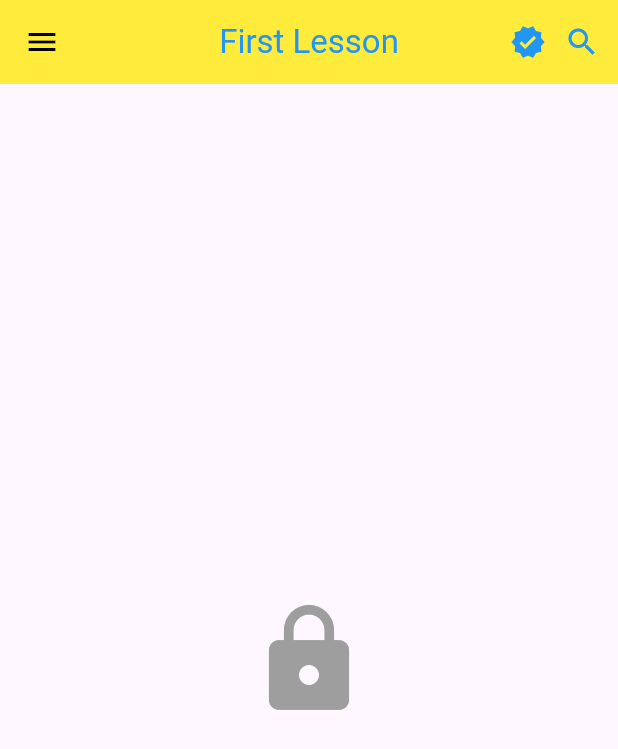
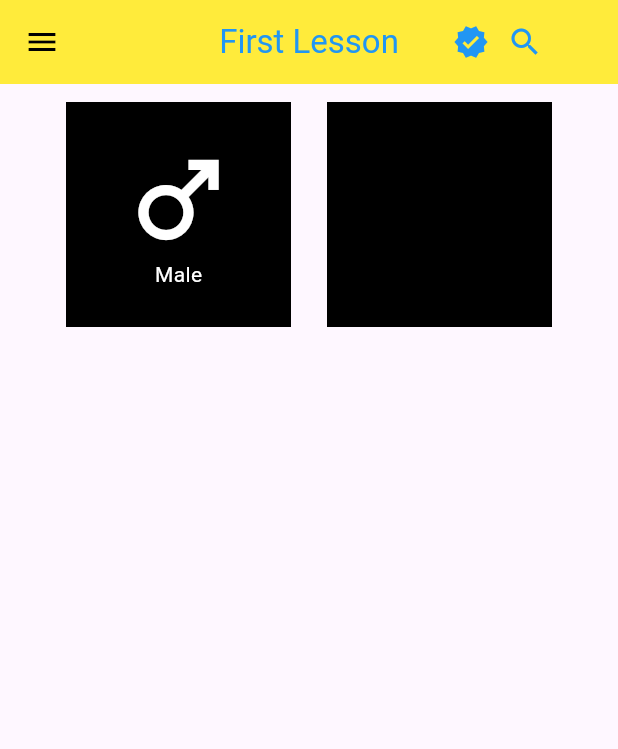
Before and after one commit to QalibAli/bmi_calculator, a Flutter app: the screen it shows after launch, on a phone screen of 412 x 824 dp. Shown: the top 749 px of the screen. Run offline on Flutter 3.47's test engine with Material 3 defaults, Android fonts, the phone set to English and light mode, and no system bars.

Commit message:
second commit

```diff
--- a/lib/home_screen.dart
+++ b/lib/home_screen.dart
@@ -1,4 +1,5 @@
 import 'package:flutter/material.dart';
+import 'package:flutter/widgets.dart';
 
 class HomeScreen extends StatelessWidget {
   const HomeScreen({super.key});
@@ -6,6 +7,7 @@ class HomeScreen extends StatelessWidget {
   @override
   Widget build(BuildContext context) {
     return Scaffold(
+      // backgroundColor: Colors.black,
       appBar: AppBar(
         backgroundColor: Colors.yellow,
         foregroundColor: Colors.blue,
@@ -21,20 +23,51 @@ class HomeScreen extends StatelessWidget {
             child: Icon(Icons.verified),
           ),
           Padding(
-            padding: EdgeInsets.only(right: 12),
+            padding: EdgeInsets.only(right: 50),
             child: Icon(Icons.search),
           )
         ],
       ),
-      body: const Center(
-        child: Icon(
-          Icons.lock,
-          size: 80,
-          color: Colors.grey,
-        ),
+      body: Row(
+        mainAxisAlignment: MainAxisAlignment.center,
+        children: [
+          Padding(
+            padding:
+                const EdgeInsets.only(left: 12, top: 12, bottom: 12, right: 12),
+            child: Container(
+                // alignment: Alignment.center,
+                width: 150,
+                height: 150,
+                color: Colors.black,
+                child: const Column(
+                  mainAxisAlignment: MainAxisAlignment.center,
+                  children: [
+                    Icon(
+                      Icons.male_outlined,
+                      size: 80,
+                      color: Colors.white,
+                    ),
+                    Text(
+                      "Male",
+                      style: TextStyle(color: Colors.white),
+                    )
+                  ],
+                )),
+          ),
+          Padding(
+            padding:
+                const EdgeInsets.only(top: 12, right: 12, bottom: 12, left: 12),
+            child: Container(
+              width: 150,
+              height: 150,
+              color: Colors.black,
+
+            ),
+          )
+        ],
       ),
     );
   }
 }
 
-List<int> x = [1, 2, 3, 4, 5];
+// List x = <int>[1,2,4,];
--- a/lib/main.dart
+++ b/lib/main.dart
@@ -17,7 +17,7 @@ class MyApp extends StatelessWidget {
         colorScheme: ColorScheme.fromSeed(seedColor: Colors.deepPurple),
         useMaterial3: true,
       ),
-      home: HomeScreen(),
+      home: const HomeScreen(),
     );
   }
 }
```
